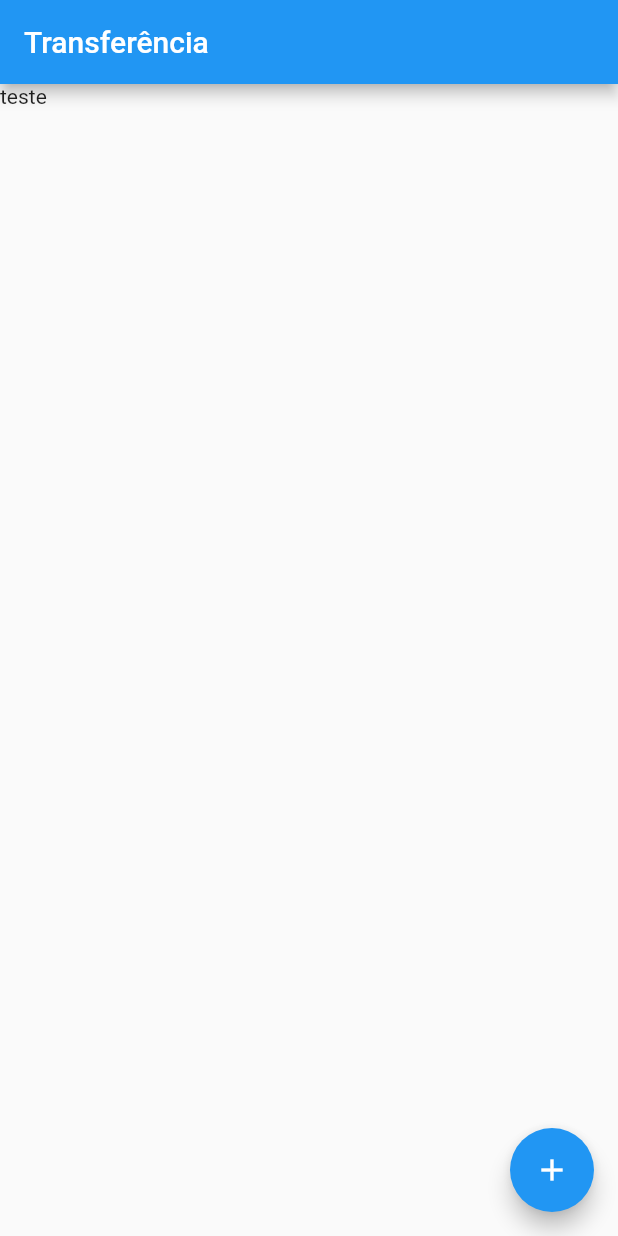
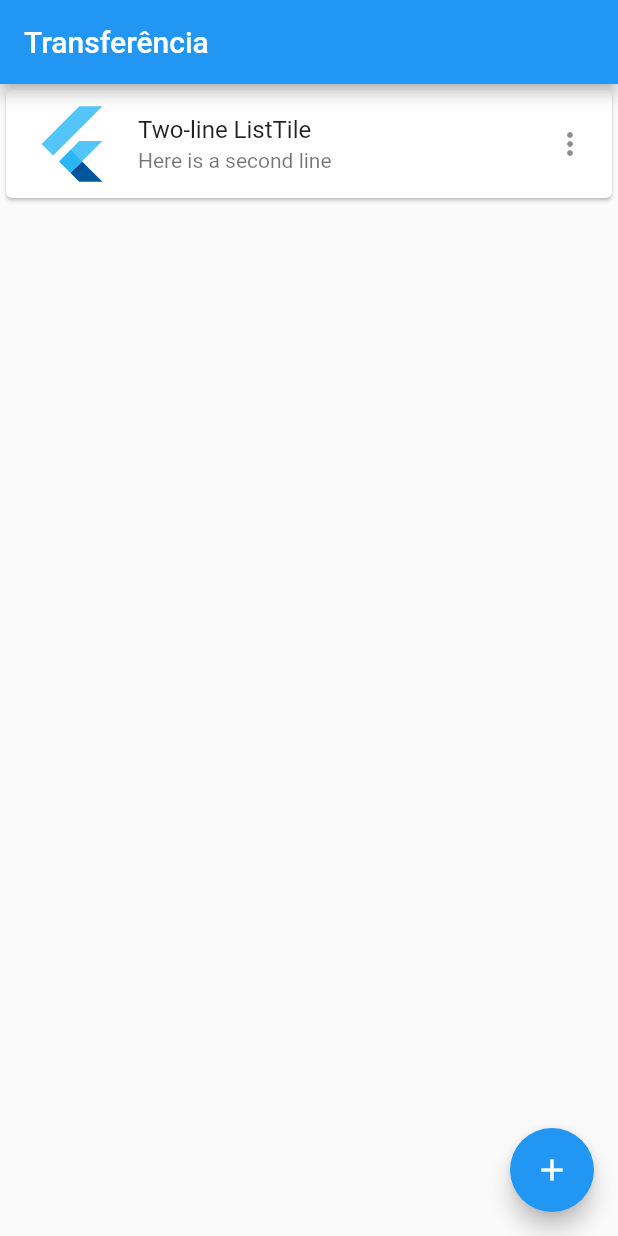
Before and after one commit to jhocardoso/ProjetoFlutter, a Flutter app: the screen it shows after launch, on a phone screen of 412 x 824 dp. Run offline on Flutter 3.47's test engine with Material 2 defaults, Android fonts, the phone set to English and light mode, and no system bars.

```diff
--- a/lib/main.dart
+++ b/lib/main.dart
@@ -6,7 +6,14 @@ void main() => runApp(
           appBar: AppBar(
             title: Text('Transferência'),
           ),
-          body: Text('teste'),
+          body: Card(
+            child: ListTile(
+              leading: FlutterLogo(size: 56.0),
+              title: Text('Two-line ListTile'),
+              subtitle: Text('Here is a second line'),
+              trailing: Icon(Icons.more_vert),
+            ),
+          ),
           floatingActionButton: FloatingActionButton(
             onPressed: () {},
             backgroundColor: Colors.blue,
```
Also changed, not shown: 1 other file.
